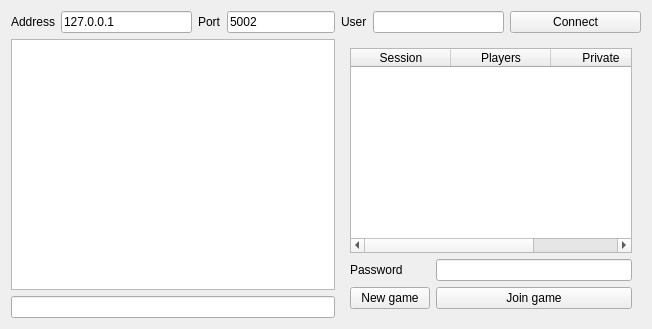
Old version of the form launcher/lobby/lobby_moc.ui in the repository vcmi/vcmi.
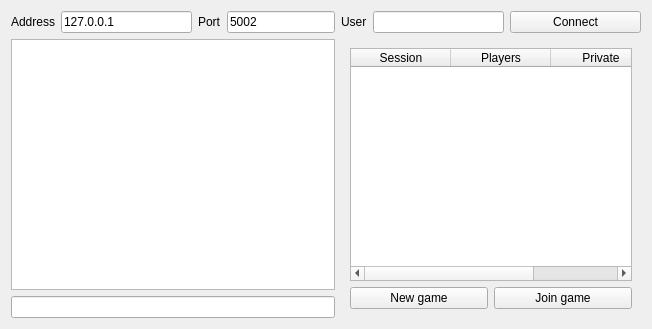
New version of the form.

Patch:
```diff
--- a/launcher/lobby/lobby_moc.ui
+++ b/launcher/lobby/lobby_moc.ui
@@ -84,30 +84,6 @@
      </property>
      <widget class="QWidget" name="sessionsPage">
       <layout class="QGridLayout" name="gridLayout_2">
-       <item row="2" column="0">
-        <widget class="QPushButton" name="newButton">
-         <property name="text">
-          <string>New game</string>
-         </property>
-        </widget>
-       </item>
-       <item row="1" column="1">
-        <widget class="QLineEdit" name="passwordInput"/>
-       </item>
-       <item row="2" column="1">
-        <widget class="QPushButton" name="joinButton">
-         <property name="text">
-          <string>Join game</string>
-         </property>
-        </widget>
-       </item>
-       <item row="1" column="0">
-        <widget class="QLabel" name="label_3">
-         <property name="text">
-          <string>Password</string>
-         </property>
-        </widget>
-       </item>
        <item row="0" column="0" colspan="2">
         <widget class="QTableWidget" name="sessionsTable">
          <property name="editTriggers">
@@ -136,6 +112,20 @@
          </column>
         </widget>
        </item>
+       <item row="1" column="0">
+        <widget class="QPushButton" name="newButton">
+         <property name="text">
+          <string>New game</string>
+         </property>
+        </widget>
+       </item>
+       <item row="1" column="1">
+        <widget class="QPushButton" name="joinButton">
+         <property name="text">
+          <string>Join game</string>
+         </property>
+        </widget>
+       </item>
       </layout>
      </widget>
      <widget class="QWidget" name="roomPage">
```
